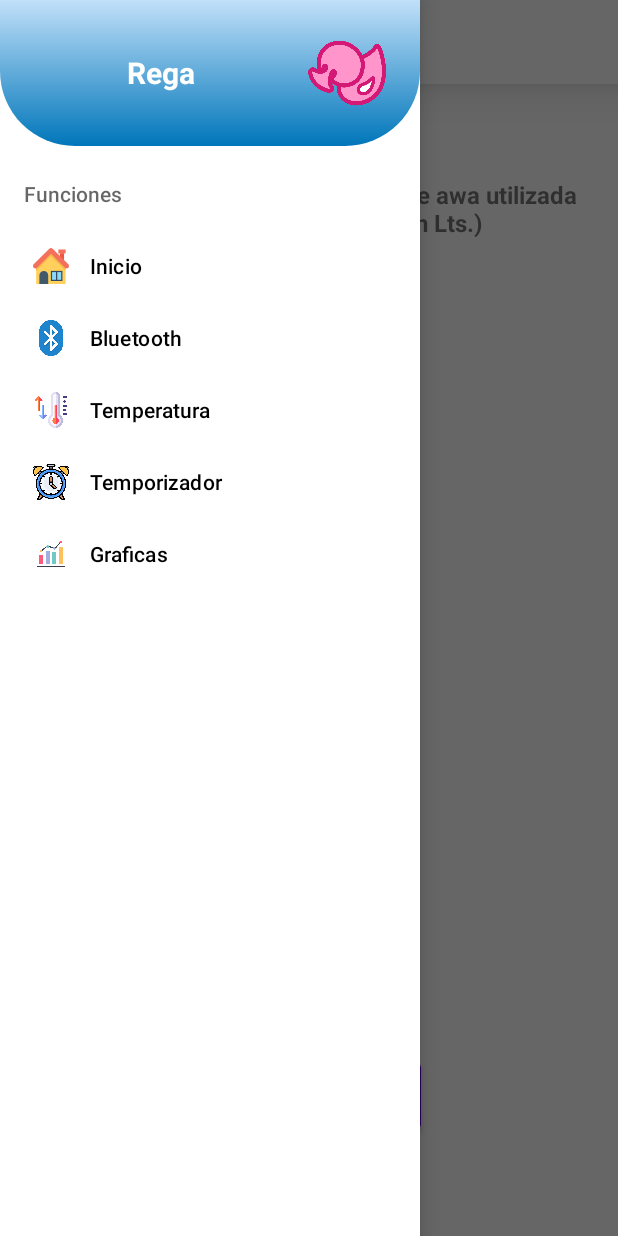
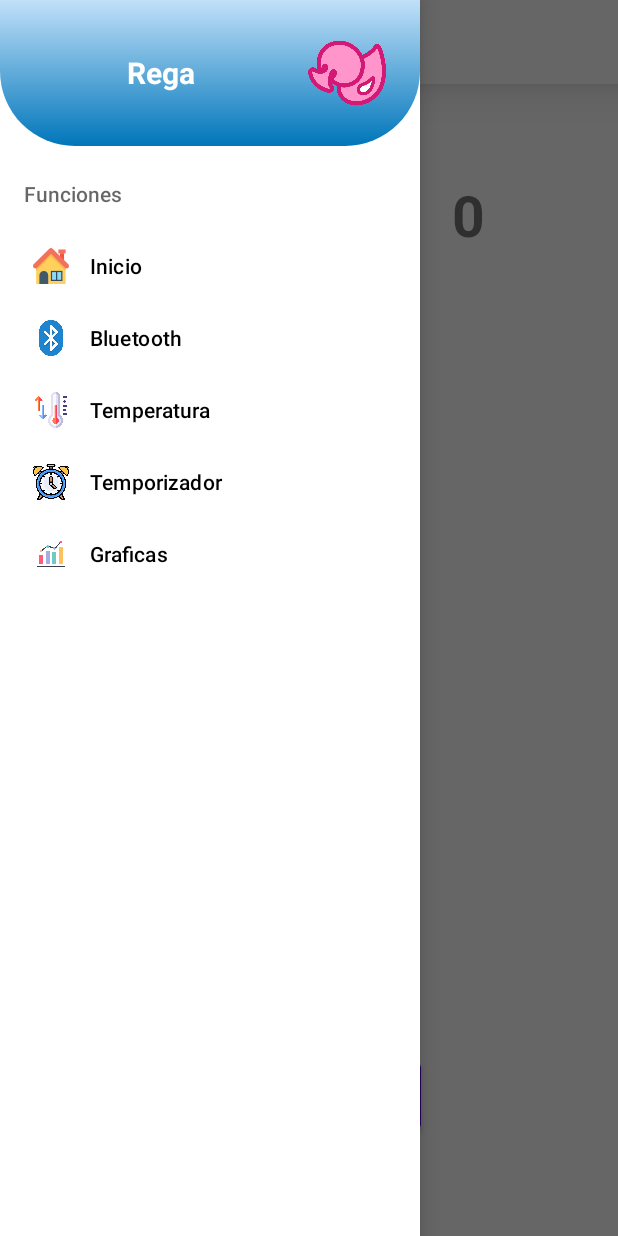
Before and after one commit to angelSantori/rega9, an Android app: the graficasFrag screen opened through its navigation route, with the side drawer open, on a phone screen of 412 x 824 dp. Run offline under Robolectric (Android 15) with nearby library versions, the phone set to English and light mode, and no system bars; our stand-ins replace navigation-ui; libraries missing offline, so code that uses them is left out: org.eazegraph.lib; plain views replace ValueLineChart; 5 statements that could not run were skipped.

Commit message:
txtRecibe se modifico

```diff
--- a/app/src/main/res/layout/fragment_graficas.xml
+++ b/app/src/main/res/layout/fragment_graficas.xml
@@ -16,10 +16,10 @@
         android:textStyle="bold"
         app:layout_constraintBottom_toBottomOf="parent"
         app:layout_constraintEnd_toEndOf="parent"
-        app:layout_constraintHorizontal_bias="0.899"
+        app:layout_constraintHorizontal_bias="0.148"
         app:layout_constraintStart_toStartOf="parent"
         app:layout_constraintTop_toTopOf="parent"
-        app:layout_constraintVertical_bias="0.089" />
+        app:layout_constraintVertical_bias="0.088" />
 
     <org.eazegraph.lib.charts.ValueLineChart
         android:id="@+id/IdLineChartAwa"
@@ -56,9 +56,13 @@
         android:layout_width="89dp"
         android:layout_height="51dp"
         android:text="0"
+        android:textAlignment="center"
+        android:autoSizeTextType="uniform"
+        android:textSize="20sp"
+        android:textStyle="bold"
         app:layout_constraintBottom_toBottomOf="parent"
         app:layout_constraintEnd_toEndOf="parent"
-        app:layout_constraintHorizontal_bias="0.13"
+        app:layout_constraintHorizontal_bias="0.829"
         app:layout_constraintStart_toStartOf="parent"
         app:layout_constraintTop_toTopOf="parent"
         app:layout_constraintVertical_bias="0.086" />
```
